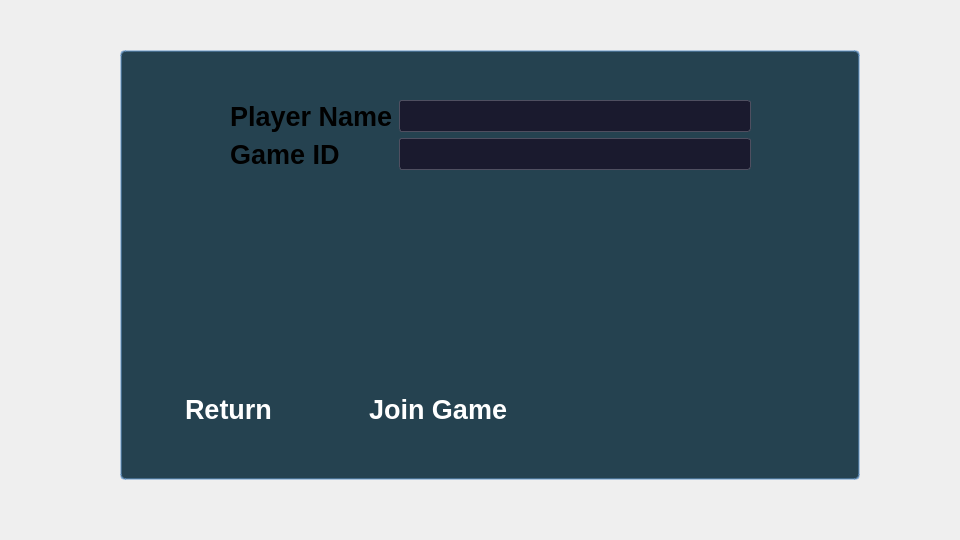
Before: the Qt Designer form client/lobby/joingame.ui in manucampoliete/tp-grupal-2025c2-grupo-3, drawn with Qt 5.
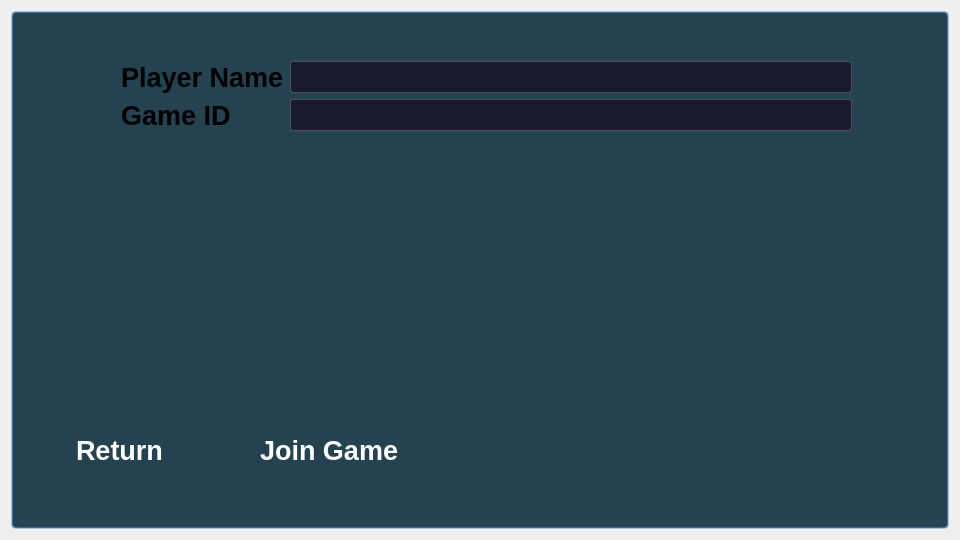
After: the same form once the commit is applied.

Diff of the .ui file:
```diff
--- a/client/lobby/joingame.ui
+++ b/client/lobby/joingame.ui
@@ -70,24 +70,46 @@
     color: #99aab5; 
 }</string>
   </property>
+  <layout class="QVBoxLayout" name="verticalLayout">
+   <item>
   <widget class="QWidget" name="joinContainer" native="true">
+     <widget class="QWidget" name="horizontalLayoutWidget">
    <property name="geometry">
     <rect>
-     <x>120</x>
-     <y>50</y>
-     <width>740</width>
-     <height>430</height>
-    </rect>
-   </property>
-   <widget class="QWidget" name="formLayoutWidget">
+        <x>50</x>
+        <y>400</y>
+        <width>361</width>
+        <height>80</height>
+       </rect>
+      </property>
+      <layout class="QHBoxLayout" name="horizontalLayout">
+       <item>
+        <widget class="QPushButton" name="buttonReturn">
+         <property name="text">
+          <string>Return</string>
+         </property>
+        </widget>
+       </item>
+       <item>
+        <widget class="QPushButton" name="buttonJoin">
+         <property name="text">
+          <string>Join Game</string>
+         </property>
+        </widget>
+       </item>
+      </layout>
+     </widget>
+     <widget class="QWidget" name="verticalLayoutWidget">
     <property name="geometry">
      <rect>
       <x>110</x>
       <y>50</y>
-      <width>521</width>
-      <height>82</height>
-     </rect>
-    </property>
+        <width>731</width>
+        <height>331</height>
+       </rect>
+      </property>
+      <layout class="QVBoxLayout" name="mainLayout">
+       <item>
     <layout class="QFormLayout" name="formLayout">
      <item row="0" column="0">
       <widget class="QLabel" name="label">
@@ -110,34 +132,12 @@
       </widget>
      </item>
     </layout>
-   </widget>
-   <widget class="QWidget" name="horizontalLayoutWidget">
-    <property name="geometry">
-     <rect>
-      <x>50</x>
-      <y>320</y>
-      <width>361</width>
-      <height>80</height>
-     </rect>
-    </property>
-    <layout class="QHBoxLayout" name="horizontalLayout">
-     <item>
-      <widget class="QPushButton" name="buttonReturn">
-       <property name="text">
-        <string>Return</string>
-       </property>
-      </widget>
-     </item>
-     <item>
-      <widget class="QPushButton" name="buttonJoin">
-       <property name="text">
-        <string>Join Game</string>
-       </property>
-      </widget>
-     </item>
+       </item>
     </layout>
    </widget>
   </widget>
+   </item>
+  </layout>
  </widget>
  <resources/>
  <connections/>
```
Lines whose indentation alone changed are shown as unchanged.
